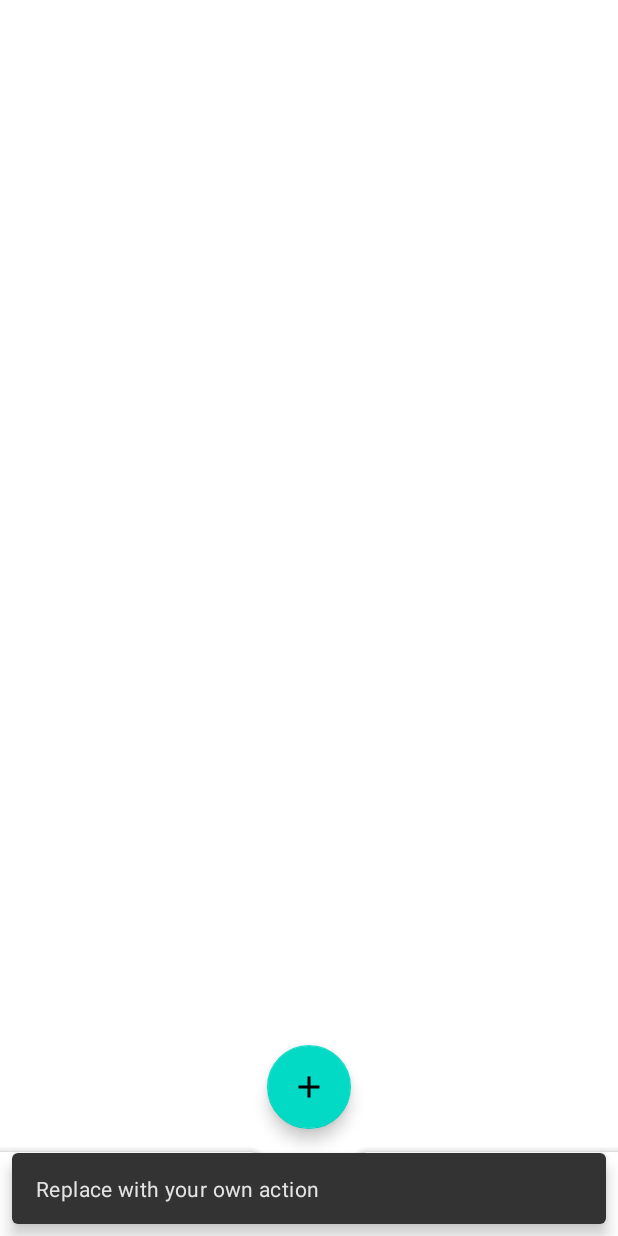
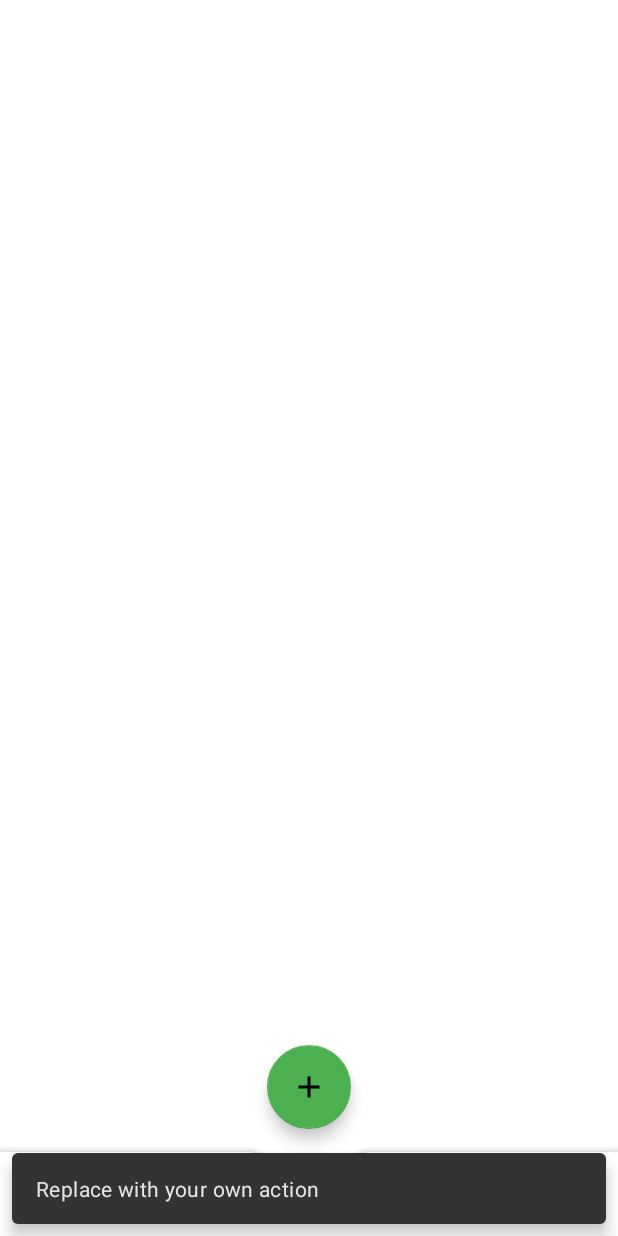
Before and after one commit to dopieralad/flowers, an Android app: the screen it shows after launch (MainActivity), after a tap on an icon or button, on a phone screen of 412 x 824 dp. Run offline under Robolectric (Android 15) with nearby library versions, the phone set to English and light mode, and no system bars; our stand-ins replace Room's generated code; 1 statement that could not run was skipped.

Commit message:
Change FAB color to primary

```diff
--- a/flowers/src/main/res/layout/activity_main.xml
+++ b/flowers/src/main/res/layout/activity_main.xml
@@ -22,6 +22,8 @@
             android:layout_width="wrap_content"
             android:layout_height="wrap_content"
             app:layout_anchor="@id/bar"
-            app:srcCompat="@drawable/ic_add"/>
+            app:srcCompat="@drawable/ic_add"
+            app:backgroundTint="@color/primary"
+            app:rippleColor="@color/primaryDark"/>
 
 </androidx.coordinatorlayout.widget.CoordinatorLayout>
--- a/flowers/src/main/res/values/colors.xml
+++ b/flowers/src/main/res/values/colors.xml
@@ -1,8 +1,8 @@
 <?xml version="1.0" encoding="utf-8"?>
 <resources>
-    <color name="primary">#4caf50</color>
-    <color name="primaryLight">#80e27e</color>
-    <color name="primaryDark">#087f23</color>
+    <color name="primary">#4CAF50</color>
+    <color name="primaryLight">#80E27E</color>
+    <color name="primaryDark">#087F23</color>
     <color name="primaryText">#000000</color>
 
     <color name="secondary">#cddc39</color>
```
